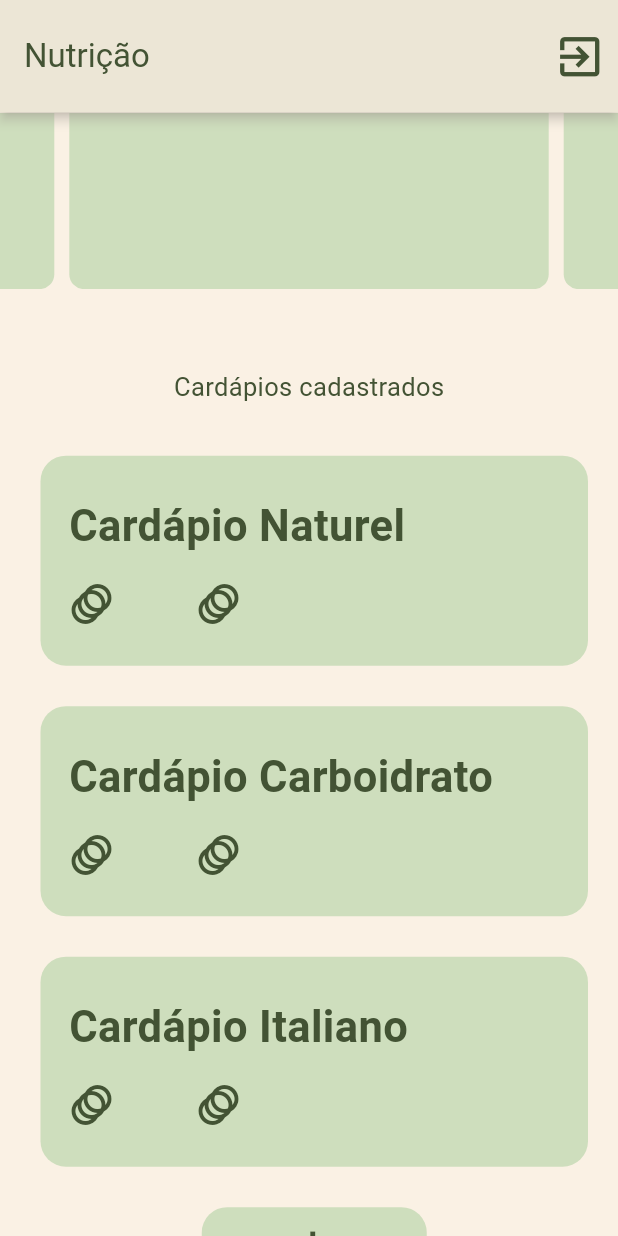
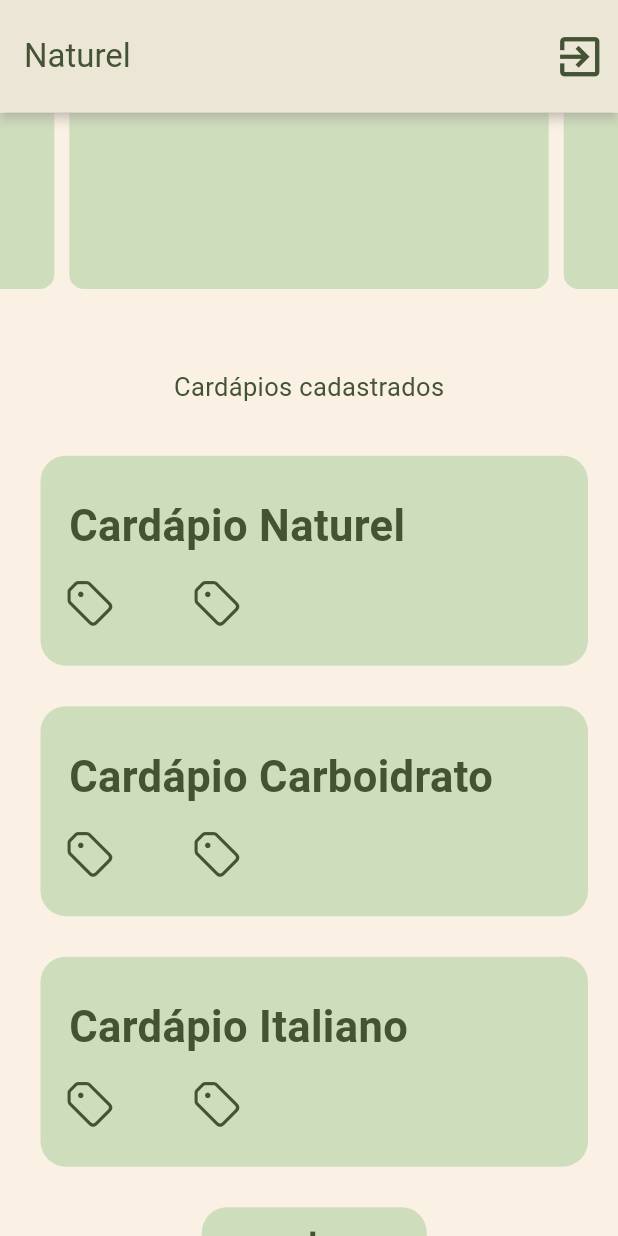
Before and after one commit to michaelleoliveir/nutricao, a Flutter app: the MainPage screen opened by its route, scrolled down 576 dp, on a phone screen of 412 x 824 dp. Run offline on Flutter 3.47's test engine with Material 3 defaults, Android fonts, the phone set to English and light mode, and no system bars; drawn by our look-alikes of carousel_slider; our stand-ins replace font_awesome_flutter, iconly.

```diff
--- a/lib/main.dart
+++ b/lib/main.dart
@@ -3,6 +3,7 @@ import 'screens/login.dart';
 import 'screens/main.dart';
 import 'screens/search.dart';
 import 'screens/cadastro_cardapio.dart';
+import 'screens/profile.dart';
 
 void main() {
   runApp(const MyApp());
@@ -24,8 +25,9 @@ class MyApp extends StatelessWidget {
       routes: {
         '/main': (context) => const MainPage(),
         '/search': (context) => const SearchScreen(),
-        '/home' : (context) => const LoginPage(),
-        '/cadastro' : (context) => const CadastroCardapio(),
+        '/home': (context) => const LoginPage(),
+        '/cadastro': (context) => const CadastroCardapio(),
+        '/profile': (context) => const ProfilePage(),
       },
     );
   }
--- a/lib/screens/cadastro_cardapio.dart
+++ b/lib/screens/cadastro_cardapio.dart
@@ -18,7 +18,7 @@ class _CadastroCardapioState extends State<CadastroCardapio> {
         shadowColor: const Color.fromARGB(255, 230, 221, 209),
         automaticallyImplyLeading: true,
         title: const Text(
-          'Nutrição',
+          'Naturel',
           style: TextStyle(color: Color(0xFF435334)),
         ),
         backgroundColor: const Color(0xFFFAF1E4),
@@ -113,7 +113,11 @@ class _CadastroCardapioState extends State<CadastroCardapio> {
                     ),
                   ),
                 ),
-                Container(
+                GestureDetector(
+                  onTap: () {
+                    Navigator.pushNamed(context, '/profile');
+                  },
+                  child: Container(
                     margin: const EdgeInsets.fromLTRB(15, 0, 1, 0),
                     padding: const EdgeInsets.fromLTRB(1, 1, 1, 1),
                     height: 100,
@@ -126,6 +130,7 @@ class _CadastroCardapioState extends State<CadastroCardapio> {
                       Icons.add,
                       color: Color(0xff435334),
                       size: 40,
+                    ),
                   ),
                 ),
               ],
@@ -165,7 +170,7 @@ class _CadastroCardapioState extends State<CadastroCardapio> {
                 borderRadius: BorderRadius.circular(17),
               ),
               child: Column(
-                children: [
+                children: <Widget>[
                   Container(
                     margin: const EdgeInsets.only(top: 15),
                     child: const Text(
@@ -174,8 +179,7 @@ class _CadastroCardapioState extends State<CadastroCardapio> {
                       style: TextStyle(
                           fontSize: 17,
                           color: Color(0xff435334),
-                        fontWeight: FontWeight.w500
-                      ),
+                          fontWeight: FontWeight.w500),
                     ),
                   ),
                 ],
@@ -203,8 +207,7 @@ class _CadastroCardapioState extends State<CadastroCardapio> {
                       style: TextStyle(
                           fontSize: 17,
                           color: Color(0xff435334),
-                        fontWeight: FontWeight.w500
-                      ),
+                          fontWeight: FontWeight.w500),
                     ),
                   ),
                 ],
@@ -232,8 +235,7 @@ class _CadastroCardapioState extends State<CadastroCardapio> {
                       style: TextStyle(
                           fontSize: 17,
                           color: Color(0xff435334),
-                        fontWeight: FontWeight.w500
-                      ),
+                          fontWeight: FontWeight.w500),
                     ),
                   ),
                 ],
--- a/lib/screens/main.dart
+++ b/lib/screens/main.dart
@@ -1,3 +1,4 @@
+import 'package:flutter/cupertino.dart';
 import 'package:flutter/material.dart';
 import 'package:carousel_slider/carousel_slider.dart';
 
@@ -19,7 +20,7 @@ class _MainPageState extends State<MainPage> {
         shadowColor: const Color.fromARGB(255, 230, 221, 209),
         automaticallyImplyLeading: false,
         title: const Text(
-          'Nutrição',
+          'Naturel',
           style: TextStyle(color: Color(0xFF435334)),
         ),
         backgroundColor: const Color(0xFFFAF1E4),
@@ -157,13 +158,10 @@ class _MainPageState extends State<MainPage> {
                       decoration: BoxDecoration(
                           color: const Color(0xffcedebd),
                           borderRadius: BorderRadius.circular(10)),
-                      child: Center(
-                        child: Text(
-                          'Item $i',
-                          style: const TextStyle(
-                            fontSize: 10,
-                          ),
-                        ),
+                      child: const Icon(
+                        Icons.add,
+                        size: 60,
+                        color: Color(0xff435334),
                       ),
                     );
                   }).toList(),
@@ -228,7 +226,7 @@ class _MainPageState extends State<MainPage> {
                                     width: 9.59,
                                     height: 9.58,
                                     child: const Icon(
-                                      Icons.animation_outlined,
+                                      CupertinoIcons.tag,
                                       size: 32,
                                       color: Color(0xFF435334),
                                     ),
@@ -239,7 +237,7 @@ class _MainPageState extends State<MainPage> {
                                     width: 9.59,
                                     height: 9.58,
                                     child: const Icon(
-                                      Icons.animation_outlined,
+                                      CupertinoIcons.tag,
                                       size: 32,
                                       color: Color(0xFF435334),
                                     ),
@@ -299,7 +297,7 @@ class _MainPageState extends State<MainPage> {
                                     width: 9.59,
                                     height: 9.58,
                                     child: const Icon(
-                                      Icons.animation_outlined,
+                                      CupertinoIcons.tag,
                                       size: 32,
                                       color: Color(0xFF435334),
                                     ),
@@ -310,7 +308,7 @@ class _MainPageState extends State<MainPage> {
                                     width: 9.59,
                                     height: 9.58,
                                     child: const Icon(
-                                      Icons.animation_outlined,
+                                      CupertinoIcons.tag,
                                       size: 32,
                                       color: Color(0xFF435334),
                                     ),
@@ -370,7 +368,7 @@ class _MainPageState extends State<MainPage> {
                                     width: 9.59,
                                     height: 9.58,
                                     child: const Icon(
-                                      Icons.animation_outlined,
+                                      CupertinoIcons.tag,
                                       size: 32,
                                       color: Color(0xFF435334),
                                     ),
@@ -381,7 +379,7 @@ class _MainPageState extends State<MainPage> {
                                     width: 9.59,
                                     height: 9.58,
                                     child: const Icon(
-                                      Icons.animation_outlined,
+                                      CupertinoIcons.tag,
                                       size: 32,
                                       color: Color(0xFF435334),
                                     ),
--- a/pubspec.yaml
+++ b/pubspec.yaml
@@ -11,10 +11,10 @@ environment:
 dependencies:
   flutter:
     sdk: flutter
-  cupertino_icons: ^1.0.2
   font_awesome_flutter: 10.6.0
   carousel_slider: ^4.2.1
   iconly:
+  cupertino_icons: ^1.0.6
 
 dev_dependencies:
   flutter_test:
```
Also changed, not shown: lib/screens/profile.dart (added, +178 -0 lines). Lines whose indentation alone changed are shown as unchanged.
